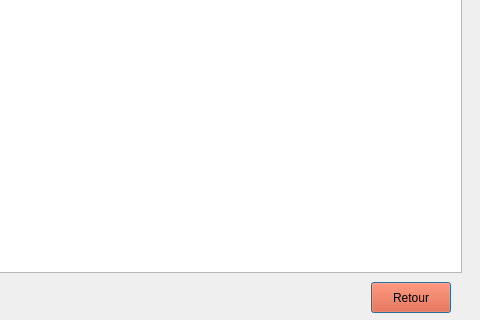
First picture: the form in myProject/historic.ui, repository Radosetra/Projet-QT, before the edit; both pictures show x 509 to 989 and y 298 to 618 of the 989 by 618 pixel window.
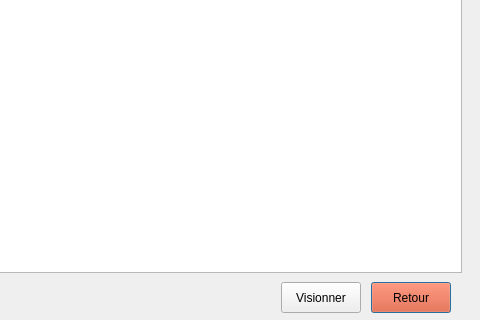
Second picture: the form after the edit.

The edit to the form file:
```diff
--- a/myProject/historic.ui
+++ b/myProject/historic.ui
@@ -41,6 +41,19 @@
     <string>Retour</string>
    </property>
   </widget>
+  <widget class="QPushButton" name="visionner_btn">
+   <property name="geometry">
+    <rect>
+     <x>790</x>
+     <y>580</y>
+     <width>80</width>
+     <height>31</height>
+    </rect>
+   </property>
+   <property name="text">
+    <string>Visionner</string>
+   </property>
+  </widget>
  </widget>
  <resources/>
  <connections/>
```
